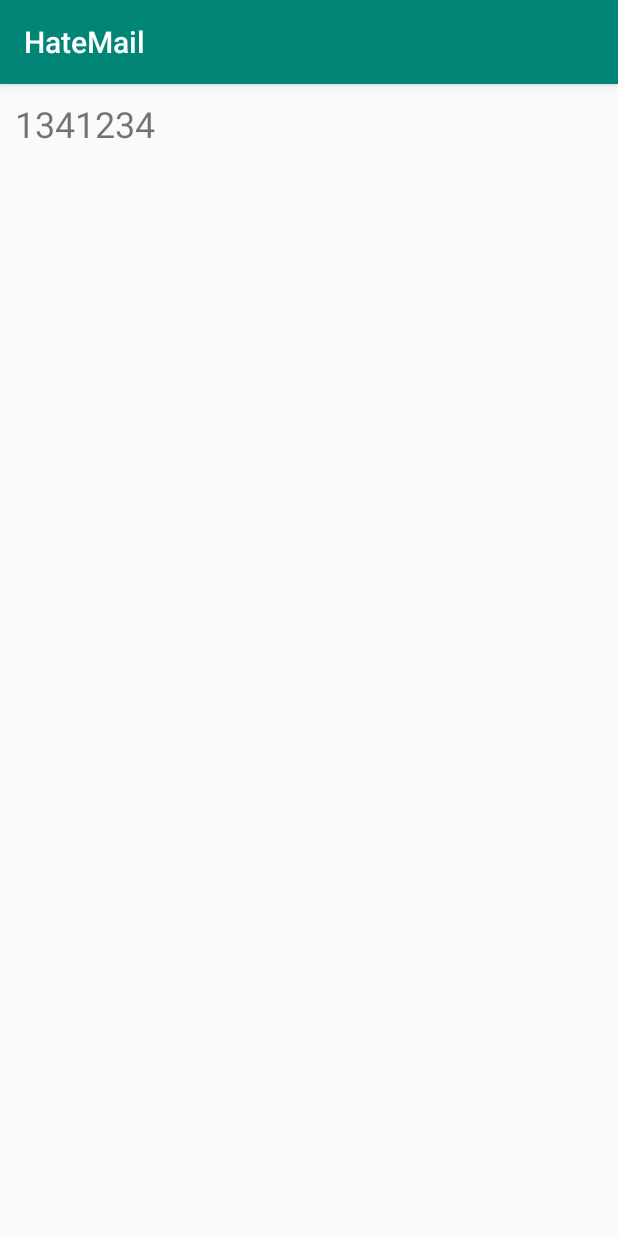
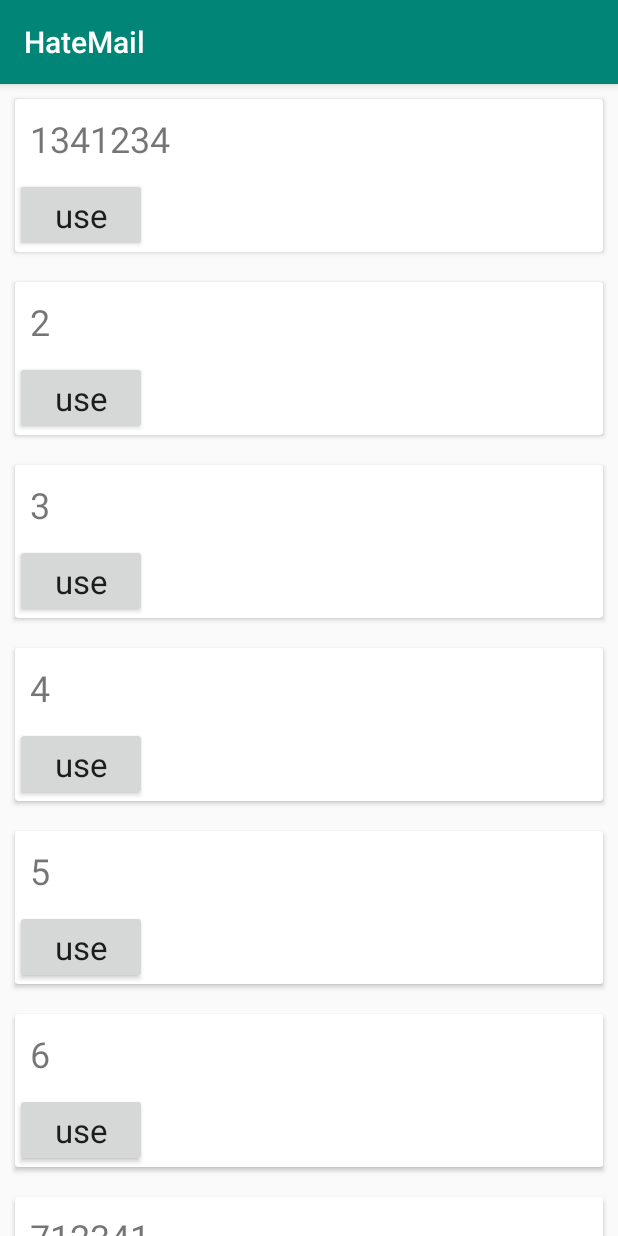
Before and after one commit to jphchou/hatemail, an Android app: the screen it shows after launch (MessageActivity), on a phone screen of 412 x 824 dp. Run offline under Robolectric (Android 15) with nearby library versions, the phone set to English and light mode, and no system bars.

Commit message:
fixed recyclerview spacing. changed message item layout

```diff
--- a/app/build.gradle
+++ b/app/build.gradle
@@ -37,4 +37,5 @@ dependencies {
     androidTestImplementation 'com.android.support.test:runner:1.0.2'
     androidTestImplementation 'com.android.support.test.espresso:espresso-core:3.0.2'
     implementation 'com.android.support:recyclerview-v7:28.0.0'
+    implementation 'com.android.support:cardview-v7:28.0.0'
 }
--- a/app/src/main/java/edu/washington/info448/hatemail/MessageListFragment.kt
+++ b/app/src/main/java/edu/washington/info448/hatemail/MessageListFragment.kt
@@ -33,6 +33,7 @@ class MessageListFragment: Fragment() {
         val rootView = inflater.inflate(R.layout.fragment_message_list, container, false)
         val recyclerView = rootView.findViewById(R.id.list_messages) as RecyclerView
         recyclerView.layoutManager = LinearLayoutManager(rootView.context, LinearLayout.VERTICAL, false)
+        (recyclerView.layoutManager as LinearLayoutManager).isMeasurementCacheEnabled = false
         val adapter = MessageListRecyclerAdapter(messageTypes!!)
         recyclerView.adapter = adapter
         return rootView
--- a/app/src/main/res/layout/fragment_message_list.xml
+++ b/app/src/main/res/layout/fragment_message_list.xml
@@ -4,9 +4,9 @@
              xmlns:tools="http://schemas.android.com/tools"
              android:layout_width="match_parent"
              android:layout_height="match_parent"
-             tools:context=".MessageListFragment" android:id="@+id/frameLayout">
+             android:id="@+id/frameLayout">
     <android.support.v7.widget.RecyclerView
             android:layout_width="match_parent"
-            android:layout_height="match_parent" android:id="@+id/list_messages"
+            android:layout_height="wrap_content" android:id="@+id/list_messages"
     />
 </FrameLayout>
--- a/app/src/main/res/layout/fragment_schedule_list.xml
+++ b/app/src/main/res/layout/fragment_schedule_list.xml
@@ -5,7 +5,6 @@
              android:layout_height="match_parent"
              tools:context=".ScheduleListFragment">
 
-    <!-- TODO: Update blank fragment layout -->
     <TextView
             android:layout_width="match_parent"
             android:layout_height="match_parent"
--- a/app/src/main/res/layout/message_list_item.xml
+++ b/app/src/main/res/layout/message_list_item.xml
@@ -1,10 +1,28 @@
 <?xml version="1.0" encoding="utf-8"?>
 <FrameLayout xmlns:android="http://schemas.android.com/apk/res/android"
-             xmlns:tools="http://schemas.android.com/tools" android:layout_width="match_parent"
-             android:layout_height="match_parent">
-    <TextView
-            android:text="Placeholder"
+             xmlns:app="http://schemas.android.com/apk/res-auto" xmlns:tools="http://schemas.android.com/tools" android:layout_width="match_parent"
+             android:layout_height="wrap_content">
+
+    <android.support.v7.widget.CardView
             android:layout_width="match_parent"
-            android:layout_height="wrap_content" android:id="@+id/message_name" android:textSize="24sp"
-            android:padding="10dp"/>
+            android:layout_height="wrap_content"
+            android:layout_margin="10dp"
+            >
+        <LinearLayout android:layout_width="match_parent" android:layout_height="wrap_content"
+                      android:orientation="vertical">
+            <TextView
+                    android:text="Placeholder"
+                    android:layout_width="match_parent"
+                    android:layout_height="wrap_content" android:id="@+id/message_name" android:textSize="24sp"
+                    android:padding="10dp"/>
+
+            <Button android:layout_width="wrap_content"
+                    android:text="use"
+                    android:textAppearance="@style/TextAppearance.AppCompat.Large"
+                    android:layout_height="wrap_content"/>
+        </LinearLayout>
+
+    </android.support.v7.widget.CardView>
+
+
 </FrameLayout>
```
